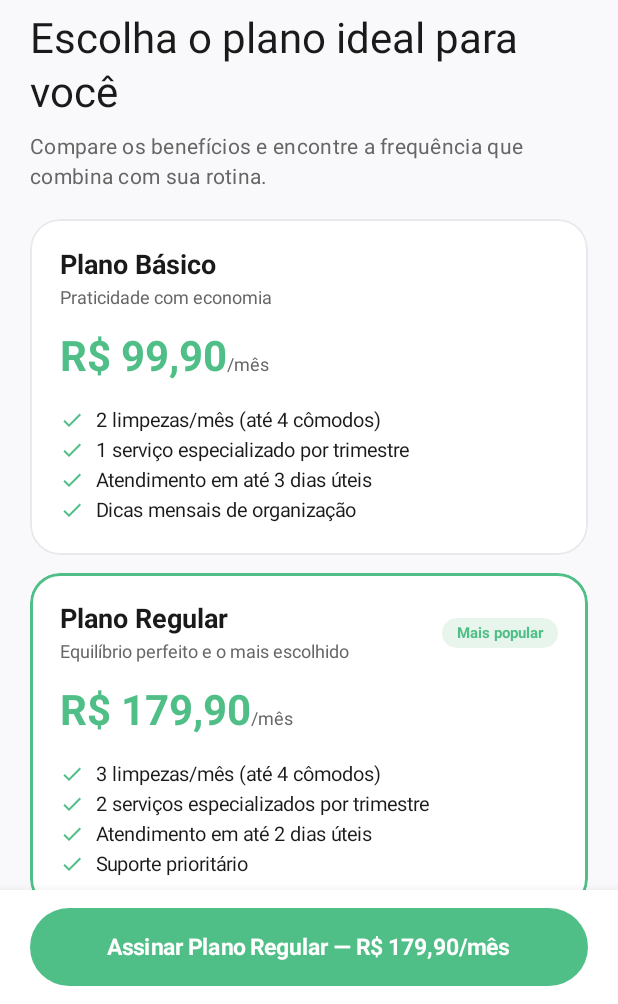
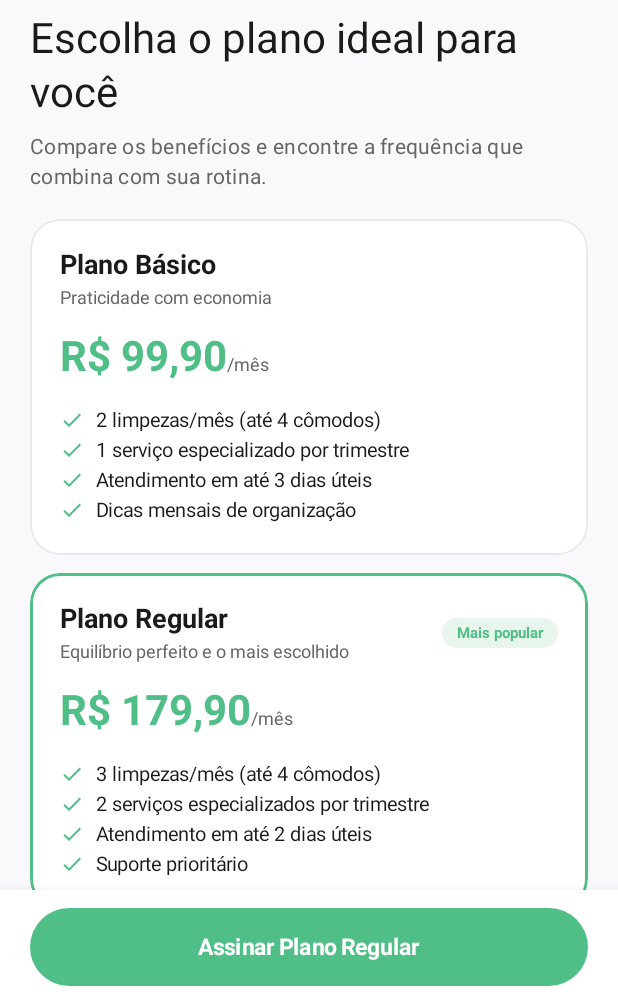
Before and after one commit to fagundessana/LumisApp, an Android app built with Jetpack Compose: the composable PlanosScreen shown on its own in the app's theme, on a phone screen of 412 x 824 dp, the part 232-1236 px from its top. Run offline under Robolectric (Android 15) with nearby library versions, the phone set to English and light mode, and no system bars.

Commit message:
Corrige layout de planos e renomeia perfis demo

```diff
--- a/app/src/main/java/com/example/lumis/view/components/BotaoContinuar.kt
+++ b/app/src/main/java/com/example/lumis/view/components/BotaoContinuar.kt
@@ -10,6 +10,7 @@ import androidx.compose.runtime.Composable
 import androidx.compose.ui.Modifier
 import androidx.compose.ui.graphics.Color
 import androidx.compose.ui.text.font.FontWeight
+import androidx.compose.ui.text.style.TextOverflow
 import androidx.compose.ui.unit.dp
 import androidx.compose.ui.unit.sp
 import com.example.lumis.view.theme.LumisGreen
@@ -34,7 +35,9 @@ fun BotaoContinuar(
             text = texto,
             color = Color.White,
             fontSize = 15.sp,
-            fontWeight = FontWeight.Bold
+            fontWeight = FontWeight.Bold,
+            maxLines = 1,
+            overflow = TextOverflow.Ellipsis
         )
     }
 }
--- a/app/src/main/java/com/example/lumis/view/screens/services/PlanosScreen.kt
+++ b/app/src/main/java/com/example/lumis/view/screens/services/PlanosScreen.kt
@@ -286,7 +286,7 @@ private fun PlanCard(
                 horizontalArrangement = Arrangement.SpaceBetween,
                 verticalAlignment = Alignment.CenterVertically
             ) {
-                Column {
+                Column(modifier = Modifier.weight(1f)) {
                     Text(
                         plano.nome,
                         fontSize = 18.sp,
@@ -297,10 +297,11 @@ private fun PlanCard(
                     Text(
                         plano.descricao,
                         fontSize = 12.sp,
-                        color = LumisTextSecondary
+                        color = LumisTextSecondary,
+                        maxLines = 2
                     )
                 }
-                Spacer(Modifier.weight(1f))
+                Spacer(Modifier.width(12.dp))
                 if (plano.popular) {
                     Box(
                         modifier = Modifier
@@ -423,7 +424,7 @@ private fun CtaComprar(planoSelecionado: Plano, onAssinar: () -> Unit) {
         Column(modifier = Modifier.padding(horizontal = 20.dp, vertical = 12.dp)) {
             BotaoContinuar(
                 onClick = onAssinar,
-                texto = stringResource(R.string.subscribe_plan_cta, planoSelecionado.nome, planoSelecionado.preco, planoSelecionado.precoPeriodo)
+                texto = stringResource(R.string.subscribe_plan_cta, planoSelecionado.nome)
             )
         }
     }
--- a/app/src/main/res/values/strings.xml
+++ b/app/src/main/res/values/strings.xml
@@ -181,7 +181,7 @@
     <string name="faq_home_answer">Atendemos casas, apartamentos e coberturas. Para empresas, consulte a disponibilidade.</string>
     <string name="how_to_pay">Como deseja pagar?</string>
     <string name="most_popular">Mais popular</string>
-    <string name="subscribe_plan_cta">Assinar %1$s — %2$s%3$s</string>
+    <string name="subscribe_plan_cta">Assinar %1$s</string>
     <string name="pix">Pix</string>
     <string name="credit_card">Cartão de crédito</string>
     <string name="debit_card">Cartão de débito</string>
```
Also changed, not shown: app/src/main/java/com/example/lumis/controller/AuthController.kt (+28 -19 lines), 1 other file.
